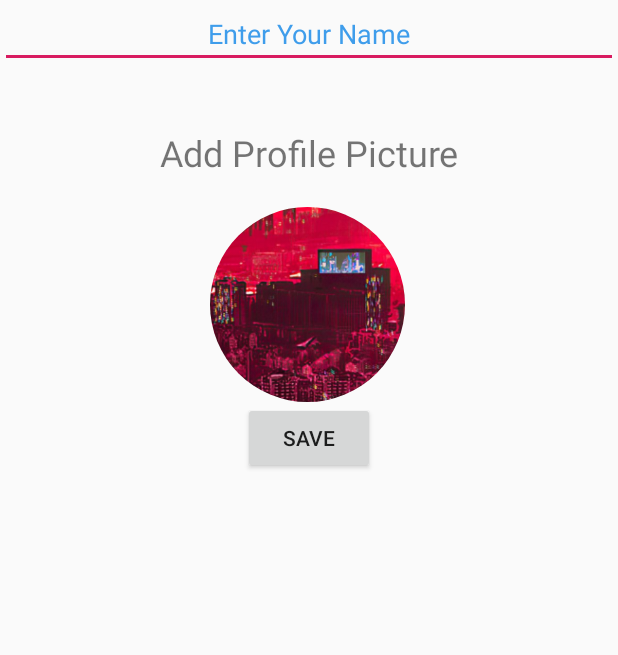
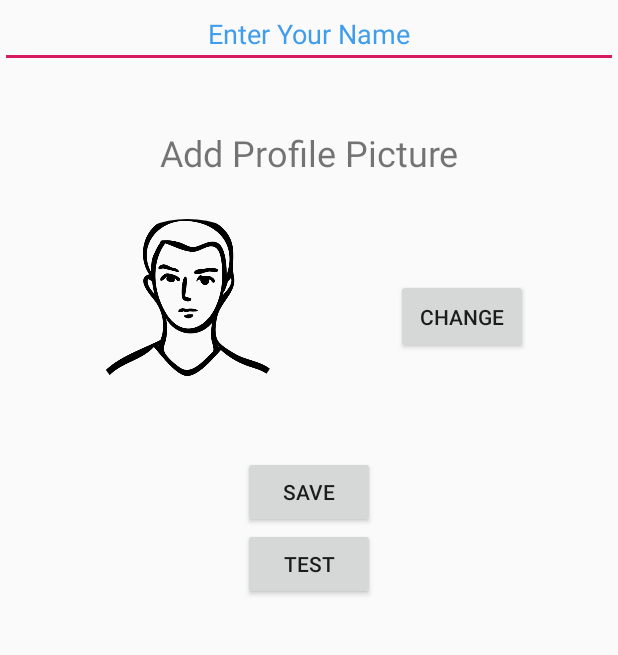
Before and after one commit to ShamodGeevinda/CO225-GroupProject, an Android app: the screen it shows after launch (MainActivity), on a phone screen of 412 x 824 dp, the part 295-950 px from its top. Run offline under Robolectric (Android 15) with nearby library versions, the phone set to English and light mode, and no system bars; our stand-ins replace CircleImageView.

Commit message:
view added to develop pairing interface

```diff
--- a/app/src/main/AndroidManifest.xml
+++ b/app/src/main/AndroidManifest.xml
@@ -9,6 +9,7 @@
         android:roundIcon="@mipmap/ic_launcher_round"
         android:supportsRtl="true"
         android:theme="@style/AppTheme">
+        <activity android:name=".StartView"></activity>
         <activity android:name=".MainActivity">
             <intent-filter>
                 <action android:name="android.intent.action.MAIN" />
--- a/app/src/main/java/com/nsnsolutions/bchat/MainActivity.java
+++ b/app/src/main/java/com/nsnsolutions/bchat/MainActivity.java
@@ -2,13 +2,28 @@ package com.nsnsolutions.bchat;
 
 import androidx.appcompat.app.AppCompatActivity;
 
+import android.content.Intent;
 import android.os.Bundle;
+import android.view.View;
+import android.widget.Button;
 
 public class MainActivity extends AppCompatActivity {
 
+        Button b1 ;
     @Override
     protected void onCreate(Bundle savedInstanceState) {
         super.onCreate(savedInstanceState);
         setContentView(R.layout.activity_main);
+
+        // for testing purposes
+        b1 = findViewById(R.id.test);
+        b1.setOnClickListener(new View.OnClickListener() {
+            @Override
+            public void onClick(View view) {
+                Intent intent = new Intent(MainActivity.this,StartView.class);
+                startActivity(intent);
+
+            }
+        });
     }
 }
--- a/app/src/main/res/layout/activity_main.xml
+++ b/app/src/main/res/layout/activity_main.xml
@@ -44,13 +44,33 @@
             android:text="Add Profile Picture"
             android:textSize="24sp" />
 
-        <de.hdodenhof.circleimageview.CircleImageView
-            android:id="@+id/setting_profile_image"
-            android:layout_width="130dp"
-            android:layout_height="130dp"
-            android:layout_marginStart="140dp"
-            android:layout_marginTop="20dp"
-            android:src="@drawable/profile" />
+        <LinearLayout
+            android:layout_width="match_parent"
+            android:layout_height="186dp"
+            android:paddingLeft="60dp"
+            android:paddingRight="60dp"
+            android:orientation="horizontal">
+
+            <de.hdodenhof.circleimageview.CircleImageView
+                android:id="@+id/setting_profile_image"
+                android:layout_width="130dp"
+                android:layout_height="130dp"
+                android:layout_gravity="center"
+                android:src="@drawable/profile" />
+
+            <Space
+                android:layout_width="0dp"
+                android:layout_height="wrap_content"
+                android:layout_weight="1"></Space>
+
+            <Button
+                android:id="@+id/change_profile"
+                android:layout_width="wrap_content"
+                android:layout_height="50dp"
+                android:layout_gravity="center"
+                android:text="Change" />
+
+        </LinearLayout>
 
         <Button
             android:id="@+id/btnsave"
@@ -58,6 +78,15 @@
             android:layout_height="match_parent"
             android:layout_gravity="center"
             android:text="Save" />
+
+        <Button
+            android:id="@+id/test"
+            android:layout_width="wrap_content"
+            android:layout_height="match_parent"
+            android:layout_gravity="center"
+            android:text="Test"
+            app:layout_constraintBottom_toBottomOf="parent"
+            app:layout_constraintStart_toStartOf="parent" />
     </LinearLayout>
 
 
```
Also changed, not shown: app/src/main/java/com/nsnsolutions/bchat/StartView.java (added, +14 -0 lines), app/src/main/res/layout/activity_start_view.xml (added, +9 -0 lines), app/src/main/res/drawable/mainbg1.png (deleted), app/src/main/res/drawable/profile.png.
